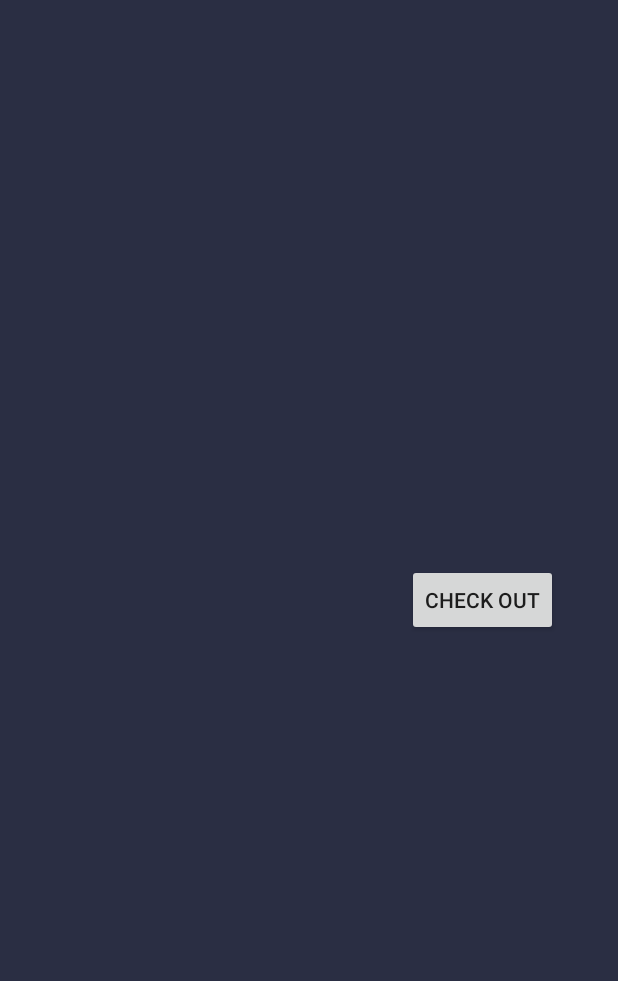
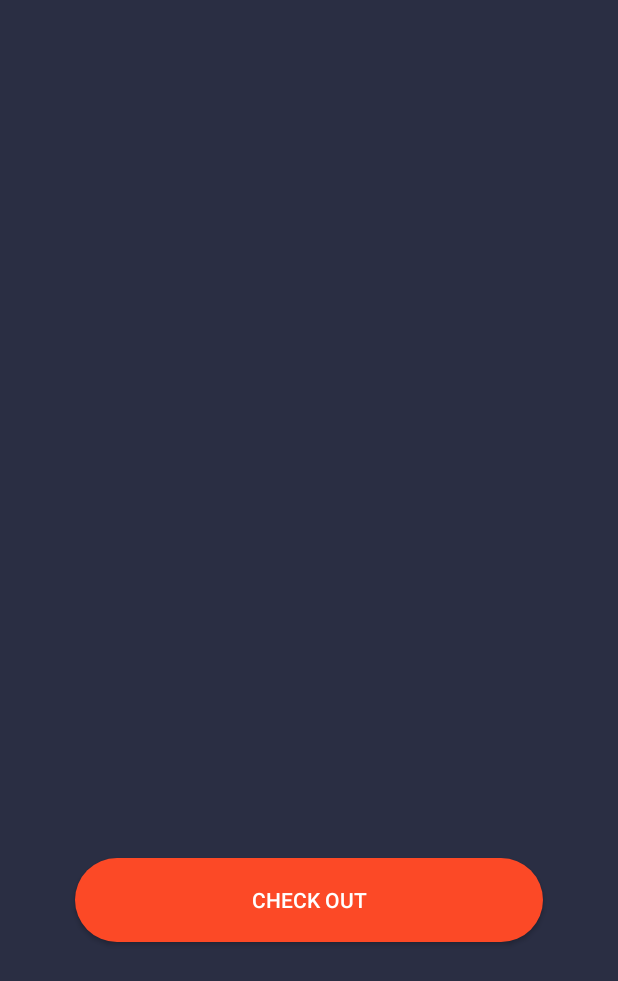
Before and after one commit to Deux08/ASAP, an Android app: the layout fragment_cart.xml on its own in the app's theme, with its tools: preview values and no code run, on a phone screen of 412 x 824 dp. Shown: the top 981 px of the screen. Run offline under Robolectric (Android 15) with nearby library versions, the phone set to English and light mode, and no system bars.

Commit message:
Fixed Product Button

```diff
--- a/app/src/main/res/layout/fragment_cart.xml
+++ b/app/src/main/res/layout/fragment_cart.xml
@@ -12,14 +12,16 @@
 
         <Button
             android:id="@+id/checkoutBtn"
-            android:layout_width="wrap_content"
-            android:layout_height="wrap_content"
-            android:layout_marginStart="228dp"
-            android:layout_marginTop="376dp"
-            android:layout_marginEnd="8dp"
+            android:layout_width="0dp"
+            android:layout_height="56dp"
+            android:layout_marginStart="50dp"
+            android:layout_marginTop="572dp"
+            android:layout_marginEnd="50dp"
+            android:background="@drawable/prod_btn_style"
             android:text="Check Out"
+            android:textColor="#fff"
             app:layout_constraintEnd_toEndOf="parent"
-            app:layout_constraintHorizontal_bias="0.574"
+            app:layout_constraintHorizontal_bias="0.0"
             app:layout_constraintStart_toStartOf="parent"
             app:layout_constraintTop_toTopOf="parent" />
     </android.support.constraint.ConstraintLayout>
```
